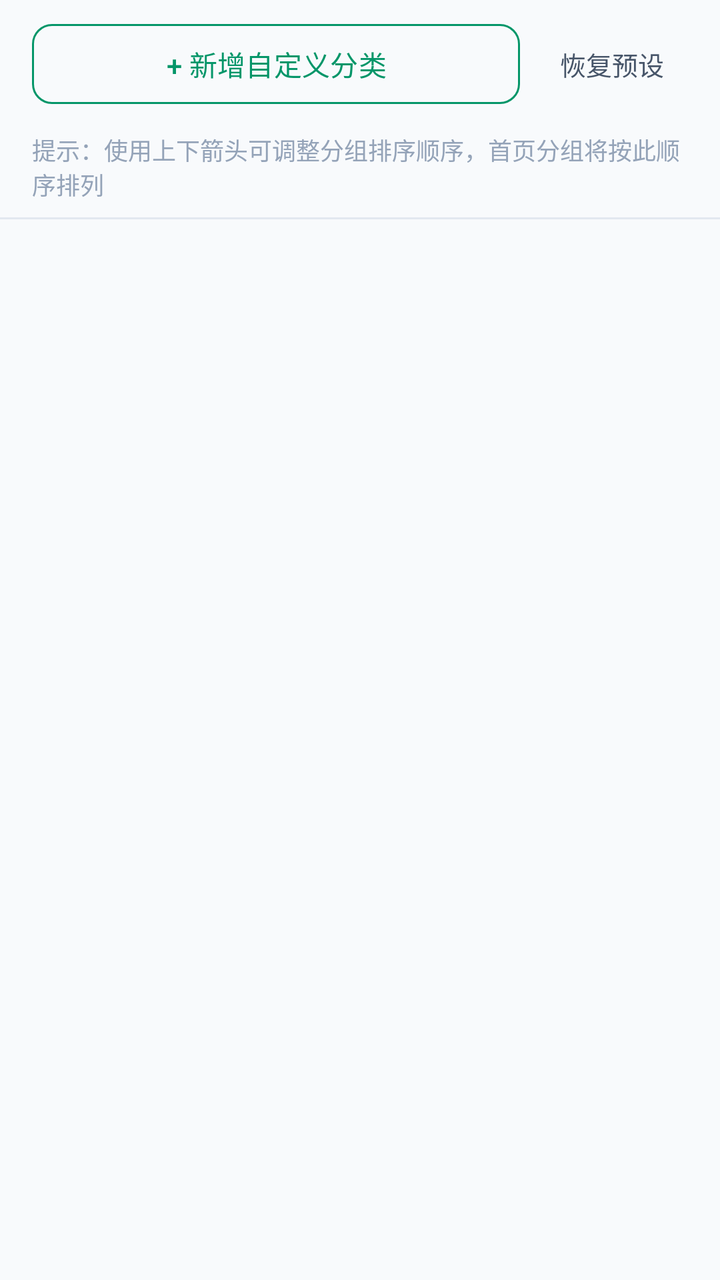
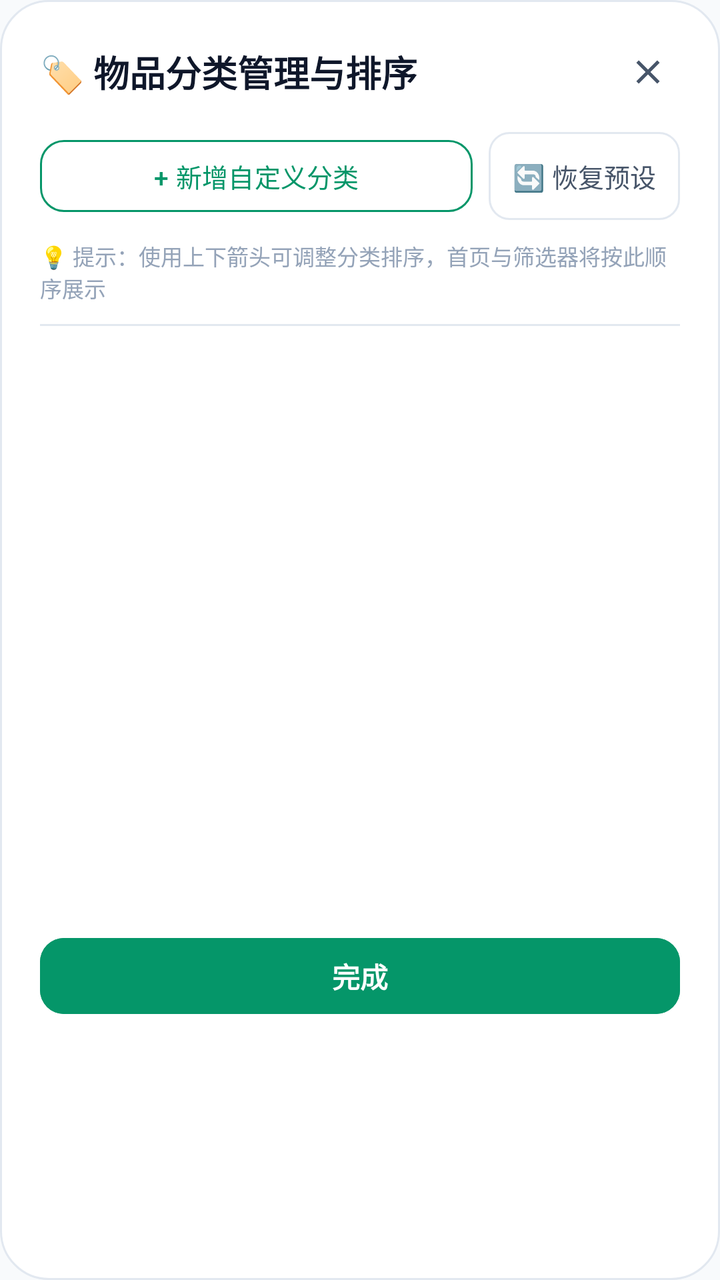

Two renders of the same Android screen: before a commit and after it. Below are the layout's source before the change and the commit's diff.
<!-- AndroidManifest.xml: application theme Theme.DiaperTracker -->
<!-- res/layout/dialog_manage_categories.xml -->
<?xml version="1.0" encoding="utf-8"?>
<LinearLayout
    xmlns:android="http://schemas.android.com/apk/res/android"
    xmlns:app="http://schemas.android.com/apk/res-auto"
    android:layout_width="match_parent"
    android:layout_height="wrap_content"
    android:orientation="vertical"
    android:paddingTop="8dp"
    android:paddingBottom="16dp">

    
    <LinearLayout
        android:layout_width="match_parent"
        android:layout_height="wrap_content"
        android:orientation="horizontal"
        android:paddingHorizontal="16dp"
        android:paddingBottom="10dp"
        android:gravity="center_vertical">

        <com.google.android.material.button.MaterialButton
            android:id="@+id/btn_add_category"
            style="?attr/materialButtonOutlinedStyle"
            android:layout_width="0dp"
            android:layout_height="wrap_content"
            android:layout_weight="1"
            android:text="+ 新增自定义分类"
            android:textColor="@color/primary"
            app:strokeColor="@color/primary"
            app:cornerRadius="10dp" />

        <TextView
            android:id="@+id/btn_reset_preset"
            android:layout_width="wrap_content"
            android:layout_height="wrap_content"
            android:text="恢复预设"
            android:textSize="13sp"
            android:textColor="@color/text_secondary"
            android:paddingHorizontal="12dp"
            android:paddingVertical="8dp"
            android:clickable="true"
            android:focusable="true"
            android:background="?attr/selectableItemBackground"
            android:layout_marginStart="8dp" />
    </LinearLayout>

    <TextView
        android:layout_width="match_parent"
        android:layout_height="wrap_content"
        android:text="提示：使用上下箭头可调整分组排序顺序，首页分组将按此顺序排列"
        android:textColor="@color/text_hint"
        android:textSize="12sp"
        android:paddingHorizontal="16dp"
        android:paddingBottom="8dp" />

    <View
        android:layout_width="match_parent"
        android:layout_height="1dp"
        android:background="@color/card_border" />

    
    <androidx.recyclerview.widget.RecyclerView
        android:id="@+id/category_recycler_view"
        android:layout_width="match_parent"
        android:layout_height="320dp"
        android:overScrollMode="never" />

</LinearLayout>
<!-- resources referenced by this layout -->
<resources>
  <color name="card_border">#E2E8F0</color>
  <color name="primary">#059669</color>
  <color name="text_hint">#94A3B8</color>
  <color name="text_secondary">#475569</color>
  <style name="Theme.DiaperTracker" parent="Theme.Material3.DayNight.NoActionBar">
          <item name="colorPrimary">@color/primary</item>
          <item name="colorPrimaryDark">@color/primary_dark</item>
          <item name="colorSecondary">@color/accent</item>
          <item name="android:colorBackground">@color/background</item>
          <item name="android:statusBarColor">@color/primary_dark</item>
          <item name="android:windowLightStatusBar">false</item>
          <item name="android:navigationBarColor">@color/card</item>
          <item name="android:windowLightNavigationBar">true</item>
      </style>
  <color name="primary_dark">#047857</color>
  <color name="accent">#F59E0B</color>
  <color name="background">#F8FAFC</color>
  <color name="card">#FFFFFF</color>
</resources>

<!-- the commit's change to res/layout/dialog_manage_categories.xml (unified diff, before → after) -->
@@ -5,15 +5,43 @@
     android:layout_width="match_parent"
     android:layout_height="wrap_content"
     android:orientation="vertical"
-    android:paddingTop="8dp"
-    android:paddingBottom="16dp">
+    android:background="@drawable/bg_dialog_card"
+    android:padding="20dp">
 
     
     <LinearLayout
         android:layout_width="match_parent"
         android:layout_height="wrap_content"
         android:orientation="horizontal"
-        android:paddingHorizontal="16dp"
+        android:gravity="center_vertical"
+        android:layout_marginBottom="14dp">
+
+        <TextView
+            android:layout_width="0dp"
+            android:layout_height="wrap_content"
+            android:layout_weight="1"
+            android:text="🏷️ 物品分类管理与排序"
+            android:textSize="18sp"
+            android:textStyle="bold"
+            android:textColor="@color/text_primary"
+            android:fontFamily="sans-serif-medium" />
+
+        <ImageView
+            android:id="@+id/btn_close_categories"
+            android:layout_width="32dp"
+            android:layout_height="32dp"
+            android:src="@drawable/ic_close"
+            android:padding="6dp"
+            app:tint="@color/text_secondary"
+            android:background="?attr/selectableItemBackgroundBorderless"
+            android:contentDescription="关闭" />
+    </LinearLayout>
+
+    
+    <LinearLayout
+        android:layout_width="match_parent"
+        android:layout_height="wrap_content"
+        android:orientation="horizontal"
         android:paddingBottom="10dp"
         android:gravity="center_vertical">
 
@@ -21,47 +49,60 @@
             android:id="@+id/btn_add_category"
             style="?attr/materialButtonOutlinedStyle"
             android:layout_width="0dp"
-            android:layout_height="wrap_content"
+            android:layout_height="44dp"
             android:layout_weight="1"
             android:text="+ 新增自定义分类"
+            android:textSize="13sp"
             android:textColor="@color/primary"
             app:strokeColor="@color/primary"
-            app:cornerRadius="10dp" />
+            app:cornerRadius="12dp" />
 
         <TextView
             android:id="@+id/btn_reset_preset"
             android:layout_width="wrap_content"
-            android:layout_height="wrap_content"
-            android:text="恢复预设"
+            android:layout_height="44dp"
+            android:text="🔄 恢复预设"
             android:textSize="13sp"
             android:textColor="@color/text_secondary"
+            android:gravity="center"
             android:paddingHorizontal="12dp"
-            android:paddingVertical="8dp"
             android:clickable="true"
             android:focusable="true"
-            android:background="?attr/selectableItemBackground"
+            android:background="@drawable/bg_chip_inactive"
             android:layout_marginStart="8dp" />
     </LinearLayout>
 
     <TextView
         android:layout_width="match_parent"
         android:layout_height="wrap_content"
-        android:text="提示：使用上下箭头可调整分组排序顺序，首页分组将按此顺序排列"
+        android:text="💡 提示：使用上下箭头可调整分类排序，首页与筛选器将按此顺序展示"
         android:textColor="@color/text_hint"
-        android:textSize="12sp"
-        android:paddingHorizontal="16dp"
-        android:paddingBottom="8dp" />
+        android:textSize="11sp"
+        android:paddingBottom="10dp" />
 
     <View
         android:layout_width="match_parent"
         android:layout_height="1dp"
-        android:background="@color/card_border" />
+        android:background="@color/card_border"
+        android:layout_marginBottom="8dp" />
 
     
     <androidx.recyclerview.widget.RecyclerView
         android:id="@+id/category_recycler_view"
         android:layout_width="match_parent"
-        android:layout_height="320dp"
+        android:layout_height="280dp"
         android:overScrollMode="never" />
 
+    <com.google.android.material.button.MaterialButton
+        android:id="@+id/btn_finish_categories"
+        android:layout_width="match_parent"
+        android:layout_height="46dp"
+        android:layout_marginTop="14dp"
+        android:text="完成"
+        android:textSize="14sp"
+        android:textStyle="bold"
+        android:textColor="#FFFFFF"
+        android:backgroundTint="@color/primary"
+        app:cornerRadius="12dp" />
+
 </LinearLayout>
<!-- resource entries referenced after the edit -->
@@ -3,7 +3,36 @@
   <color name="card_border">#E2E8F0</color>
   <color name="primary">#059669</color>
   <color name="text_hint">#94A3B8</color>
+  <color name="text_primary">#0F172A</color>
   <color name="text_secondary">#475569</color>
+  <!-- drawable bg_chip_inactive (drawable) -->
+  <?xml version="1.0" encoding="utf-8"?>
+  <shape xmlns:android="http://schemas.android.com/apk/res/android"
+      android:shape="rectangle">
+      <solid android:color="@color/card" />
+      <stroke android:width="1dp" android:color="@color/card_border" />
+      <corners android:radius="10dp" />
+  </shape>
+  <!-- drawable bg_dialog_card (drawable) -->
+  <?xml version="1.0" encoding="utf-8"?>
+  <shape xmlns:android="http://schemas.android.com/apk/res/android"
+      android:shape="rectangle">
+      <solid android:color="@color/card" />
+      <corners android:radius="24dp" />
+      <stroke
+          android:width="1dp"
+          android:color="@color/card_border" />
+  </shape>
+  <!-- drawable ic_close (drawable) -->
+  <vector xmlns:android="http://schemas.android.com/apk/res/android"
+      android:width="24dp"
+      android:height="24dp"
+      android:viewportWidth="24"
+      android:viewportHeight="24">
+      <path
+          android:fillColor="#FFFFFFFF"
+          android:pathData="M19,6.41L17.59,5 12,10.59 6.41,5 5,6.41 10.59,12 5,17.59 6.41,19 12,13.41 17.59,19 19,17.59 13.41,12z" />
+  </vector>
   <style name="Theme.DiaperTracker" parent="Theme.Material3.DayNight.NoActionBar">
           <item name="colorPrimary">@color/primary</item>
           <item name="colorPrimaryDark">@color/primary_dark</item>
